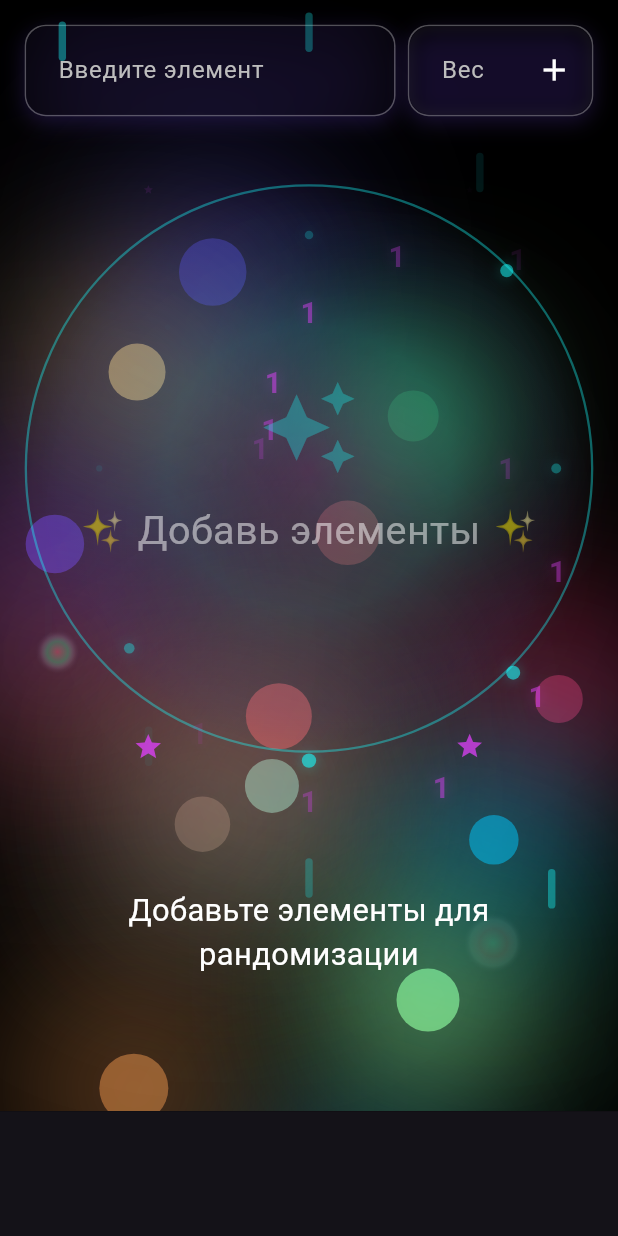
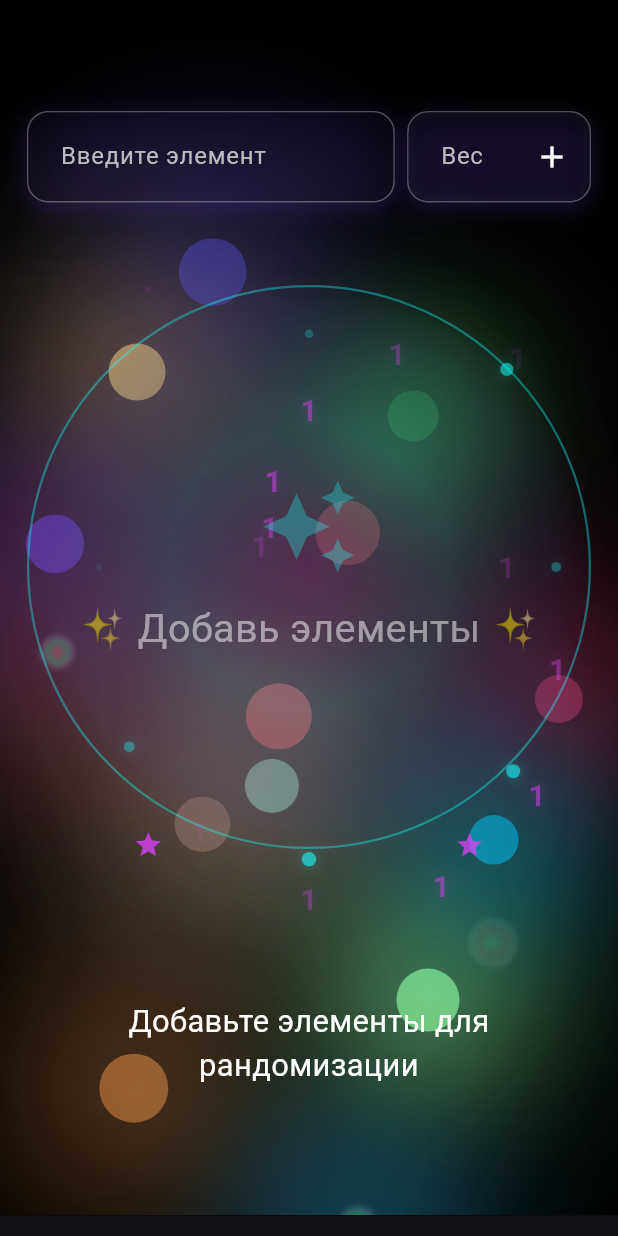
Before and after one commit to ArtemC6/divorcefriend, a Flutter app: the screen it shows after launch, on a phone screen of 412 x 824 dp. Run offline on Flutter 3.47's test engine with Material 3 defaults, Android fonts, the phone set to English and light mode, and no system bars; our stand-ins replace hive_flutter; accounts and stored records are empty.

Commit message:
Adjust padding, blur, and animation durations

```diff
--- a/lib/main.dart
+++ b/lib/main.dart
@@ -353,7 +353,7 @@ class _RandomizerScreenState extends State<RandomizerScreen> with TickerProvider
 
   Widget _buildAnimatedListItem(Item item, int index, Animation<double> animation) {
     return Padding(
-      padding: EdgeInsets.all(MediaQuery.of(context).size.width * 0.02),
+      padding: EdgeInsets.only(top: MediaQuery.of(context).size.width * 0.02, bottom: MediaQuery.of(context).size.width * 0.02),
       child: FadeTransition(
         opacity: animation,
         child: SlideTransition(
@@ -382,14 +382,14 @@ class _RandomizerScreenState extends State<RandomizerScreen> with TickerProvider
               child: ClipRRect(
                 borderRadius: BorderRadius.circular(16),
                 child: BackdropFilter(
-                  filter: ImageFilter.blur(sigmaX: 10.0, sigmaY: 10.0),
+                  filter: ImageFilter.blur(sigmaX: 6.0, sigmaY: 6.0),
                   child: Container(
                     decoration: BoxDecoration(
                       borderRadius: BorderRadius.circular(16),
                       gradient: LinearGradient(
                         colors: [
-                          Colors.white.withOpacity(0.15),
-                          Colors.white.withOpacity(0.05),
+                          Colors.white.withOpacity(0.01),
+                          Colors.white.withOpacity(0.01),
                         ],
                         begin: Alignment.topLeft,
                         end: Alignment.bottomRight,
@@ -476,13 +476,11 @@ class _RandomizerScreenState extends State<RandomizerScreen> with TickerProvider
             ),
           ),
           // Main content
-          SafeArea(
-            bottom: !isKeyboardVisible,
-            child: SingleChildScrollView(
-              physics: const BouncingScrollPhysics(),
-              child: Padding(
-                padding: EdgeInsets.all(size.width * 0.04),
-                child: Column(
+          SingleChildScrollView(
+            physics: const BouncingScrollPhysics(),
+            child: Padding(
+              padding: EdgeInsets.only(top: 74, left: 18, right: 18, bottom: 12),
+              child: Column(
                   children: [
                     Row(
                       children: [
@@ -627,7 +625,7 @@ class _RandomizerScreenState extends State<RandomizerScreen> with TickerProvider
                     ),
                     SizedBox(height: size.height * 0.035),
                     SizedBox(
-                      height: wheelSize * 1.25,
+                      height: wheelSize * 1.3,
                       child: Center(
                         child: Stack(
                           alignment: Alignment.center,
@@ -675,26 +673,7 @@ class _RandomizerScreenState extends State<RandomizerScreen> with TickerProvider
                                         ),
                                       ),
                                     ),
-                                    // Радиальные лучи
-                                    ...List.generate(12, (rayIndex) {
-                                      final angle = (rayIndex / 12) * 2 * pi;
-                                      final rayLength = wheelSize * (0.8 + 0.2 * sin(animValue * 3 * pi + rayIndex));
-                                      final dx = cos(angle) * rayLength;
-                                      final dy = sin(angle) * rayLength;
-                                      final opacity = 0.2 + 0.2 * sin(animValue * 4 * pi + rayIndex);
 
-                                      return Transform.translate(
-                                        offset: Offset(dx, dy),
-                                        child: Container(
-                                          width: wheelSize * 0.015,
-                                          height: wheelSize * 0.08,
-                                          decoration: BoxDecoration(
-                                            color: Colors.cyanAccent.withOpacity(opacity.clamp(0.0, 1.0)),
-                                            borderRadius: BorderRadius.circular(wheelSize * 0.01),
-                                          ),
-                                        ),
-                                      );
-                                    }),
                                     // Внешние пульсирующие кольца
                                     ...List.generate(3, (ringIndex) {
                                       final ringSize = wheelSize * (1.3 + ringIndex * 0.15);
@@ -807,7 +786,7 @@ class _RandomizerScreenState extends State<RandomizerScreen> with TickerProvider
                       ),
                     ),
                     AnimatedSwitcher(
-                      duration: const Duration(milliseconds: 800),
+                      duration: const Duration(milliseconds: 300),
                       transitionBuilder: (Widget child, Animation<double> animation) {
                         return FadeTransition(
                           opacity: animation,
@@ -826,7 +805,7 @@ class _RandomizerScreenState extends State<RandomizerScreen> with TickerProvider
                         padding: EdgeInsets.symmetric(vertical: size.height * 0.02),
                         child: Container(
                           padding: EdgeInsets.symmetric(
-                            horizontal: size.width * 0.07,
+                            horizontal: size.width * 0.12,
                             vertical: size.height * 0.018,
                           ),
                           decoration: BoxDecoration(
@@ -959,7 +938,7 @@ class _RandomizerScreenState extends State<RandomizerScreen> with TickerProvider
                   ],
                 ),
               ),
-            ),)
+            ),
         ],
       ),
     );
```
